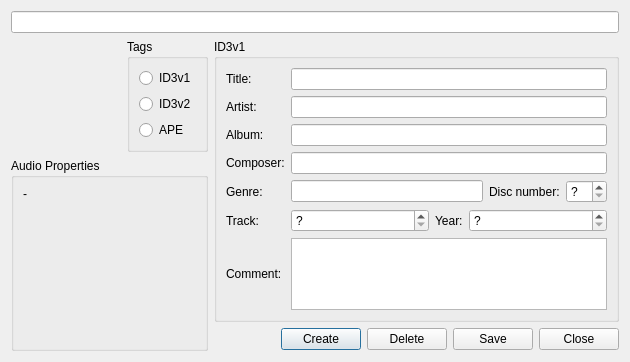
The window that src/plugins/Input/mad/detailsdialog.ui (ksv1986/qmmp-staging) describes before a commit, drawn with Qt 5.
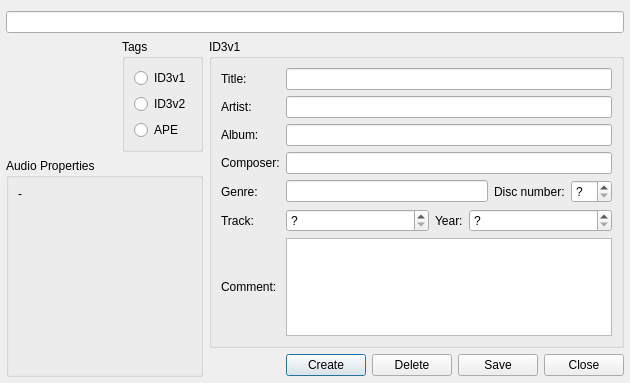
The same window after the commit. Custom widgets are drawn as their Qt base class.

Commit message: fixed details dialog layout

```diff
--- a/src/plugins/Input/mad/detailsdialog.ui
+++ b/src/plugins/Input/mad/detailsdialog.ui
@@ -1,22 +1,31 @@
 <?xml version="1.0" encoding="UTF-8"?>
 <ui version="4.0">
  <class>DetailsDialog</class>
- <widget class="QDialog" name="DetailsDialog">
-  <property name="geometry">
+ <widget class="QDialog" name="DetailsDialog" >
+  <property name="geometry" >
    <rect>
     <x>0</x>
     <y>0</y>
     <width>630</width>
-    <height>362</height>
+    <height>383</height>
    </rect>
   </property>
   <property name="windowTitle">
    <string>Details</string>
   </property>
-  <layout class="QGridLayout" name="gridLayout">
-   <item row="0" column="0" colspan="6">
-    <widget class="QLineEdit" name="pathLineEdit">
-     <property name="readOnly">
+  <layout class="QGridLayout" name="gridLayout" >
+   <property name="leftMargin" >
+    <number>6</number>
+   </property>
+   <property name="rightMargin" >
+    <number>6</number>
+   </property>
+   <property name="bottomMargin" >
+    <number>6</number>
+   </property>
+   <item row="0" column="0" colspan="6" >
+    <widget class="QLineEdit" name="pathLineEdit" >
+     <property name="readOnly" >
       <bool>true</bool>
      </property>
     </widget>
@@ -357,12 +366,12 @@
         <property name="readOnly">
          <bool>false</bool>
         </property>
-        <property name="html">
-         <string>&lt;!DOCTYPE HTML PUBLIC &quot;-//W3C//DTD HTML 4.0//EN&quot; &quot;http://www.w3.org/TR/REC-html40/strict.dtd&quot;&gt;
-&lt;html&gt;&lt;head&gt;&lt;meta name=&quot;qrichtext&quot; content=&quot;1&quot; /&gt;&lt;style type=&quot;text/css&quot;&gt;
+        <property name="html" >
+         <string>&lt;!DOCTYPE HTML PUBLIC "-//W3C//DTD HTML 4.0//EN" "http://www.w3.org/TR/REC-html40/strict.dtd">
+&lt;html>&lt;head>&lt;meta name="qrichtext" content="1" />&lt;style type="text/css">
 p, li { white-space: pre-wrap; }
-&lt;/style&gt;&lt;/head&gt;&lt;body style=&quot; font-family:'Arial'; font-size:10pt; font-weight:400; font-style:normal;&quot;&gt;
-&lt;p style=&quot;-qt-paragraph-type:empty; margin-top:0px; margin-bottom:0px; margin-left:0px; margin-right:0px; -qt-block-indent:0; text-indent:0px;&quot;&gt;&lt;/p&gt;&lt;/body&gt;&lt;/html&gt;</string>
+&lt;/style>&lt;/head>&lt;body style=" font-family:'Arial'; font-size:8pt; font-weight:400; font-style:normal;">
+&lt;p style="-qt-paragraph-type:empty; margin-top:0px; margin-bottom:0px; margin-left:0px; margin-right:0px; -qt-block-indent:0; text-indent:0px; font-size:10pt;">&lt;/p>&lt;/body>&lt;/html></string>
         </property>
        </widget>
       </item>
```
Left out of the diff: 283 changed lines with no effect on the pictures. The commit also changes 1 other file.
